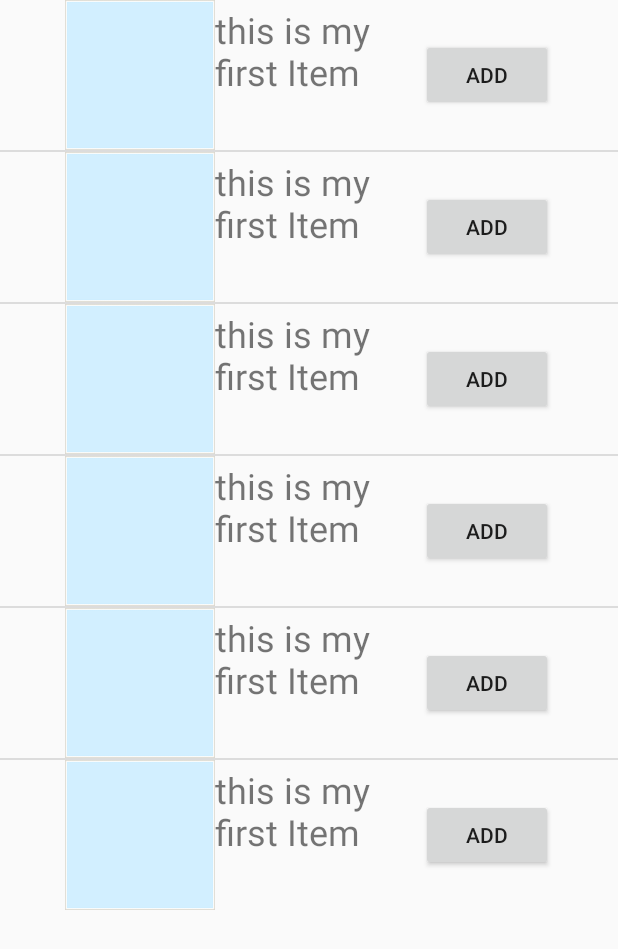
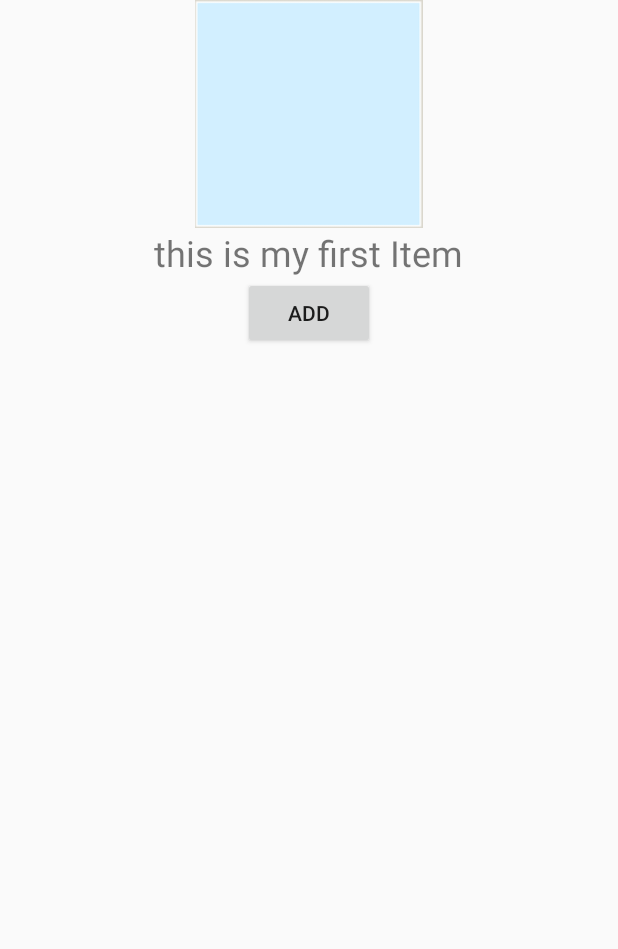
Before and after one commit to ghadiAasi/CarbonJava, an Android app: the ArrayListActivity1 screen opened directly, with no data from a screen before it, on a phone screen of 412 x 824 dp. Shown: the top 949 px of the screen. Run offline under Robolectric (Android 15) with nearby library versions, the phone set to English and light mode, and no system bars; our stand-ins replace Firebase (no records; nobody signed in at launch, a user with empty details on screens opened directly).

```diff
--- a/app/src/main/AndroidManifest.xml
+++ b/app/src/main/AndroidManifest.xml
@@ -12,8 +12,11 @@
         android:supportsRtl="true"
         android:theme="@style/Theme.CarbonJava">
         <activity
+            android:name=".SmartGames"
+            android:exported="true" />
+        <activity
             android:name=".ShotsGame"
-            android:screenOrientation="landscape"></activity>
+            android:screenOrientation="landscape" />
         <activity
             android:name=".GameOver"
             android:screenOrientation="landscape" />
--- a/app/src/main/java/com/example/carbonjava/ArrayListActivity1.java
+++ b/app/src/main/java/com/example/carbonjava/ArrayListActivity1.java
@@ -35,12 +35,6 @@ public class ArrayListActivity1 extends AppCompatActivity  {
 
         list = new ArrayList<>();
         list.add(new Item("this is my first Item",R.drawable.download, true,50));
-        list.add(new Item("this is my first Item",R.drawable.download, true,50));
-        list.add(new Item("this is my first Item",R.drawable.download, true,50));
-        list.add(new Item("this is my first Item",R.drawable.download, true,50));
-        list.add(new Item("this is my first Item",R.drawable.download, true,50));
-        list.add(new Item("this is my first Item",R.drawable.download, true,50));
-
 
         myListView= findViewById(R.id.myListViewArray);
         myAdapter= new CustomAdapter(this,R.layout.itemrole,list);
@@ -74,7 +68,6 @@ public class ArrayListActivity1 extends AppCompatActivity  {
                     myAdapter.notifyDataSetChanged();
                 }
             }
-
             @Override
             public void onCancelled(@NonNull DatabaseError error) {
 
--- a/app/src/main/java/com/example/carbonjava/MainActivity.java
+++ b/app/src/main/java/com/example/carbonjava/MainActivity.java
@@ -72,6 +72,9 @@ public class MainActivity extends AppCompatActivity implements View.OnLongClickL
         SharedPreferences settings = getSharedPreferences("settings", MODE_PRIVATE);
         SharedPreferences.Editor editor = settings.edit();
         editor.putString("email", editTextEmail.getText().toString());
+        editor.putString("password", editTextPassword.getText().toString());
+        editor.putString("password", editTextPasswordConform.getText().toString());
+
         intent.putExtra("email", editTextEmail.getText().toString());
 
         editor.commit();
@@ -89,7 +92,7 @@ public class MainActivity extends AppCompatActivity implements View.OnLongClickL
         }
     }
         public void login(String email,String password){
-            mAuth.createUserWithEmailAndPassword(email, password)
+            mAuth.signInWithEmailAndPassword(email, password)
                     .addOnCompleteListener(this, new OnCompleteListener<AuthResult>() {
                         @Override
                         public void onComplete(@NonNull Task<AuthResult> task) {
--- a/app/src/main/java/com/example/carbonjava/ProfileCamera.java
+++ b/app/src/main/java/com/example/carbonjava/ProfileCamera.java
@@ -10,12 +10,13 @@ import android.net.Uri;
 import android.os.Bundle;
 import android.provider.MediaStore;
 import android.view.View;
+import android.view.View.OnClickListener;
 import android.widget.Button;
 import android.widget.ImageView;
 
 import java.io.FileNotFoundException;
 
-public class ProfileCamera extends AppCompatActivity implements View.OnClickListener{
+public class ProfileCamera extends AppCompatActivity implements OnClickListener{
 
     private static final int CAMERA_REQUEST = 0;
     private static final int GALLERY_REQUEST = 1;
--- a/app/src/main/java/com/example/carbonjava/SignUpActivity.java
+++ b/app/src/main/java/com/example/carbonjava/SignUpActivity.java
@@ -73,7 +73,7 @@ public class SignUpActivity extends AppCompatActivity implements View.OnLongClic
                         } else {
                             // If sign in fails, display a message to the user.
                             Log.w(TAG, "createUserWithEmail:failure", task.getException());
-                            Toast.makeText(SignUpActivity.this, "Authentication failed.",
+                            Toast.makeText(SignUpActivity.this, "Email already exists.",
                                     Toast.LENGTH_SHORT).show();
                         }
                     }
--- a/app/src/main/java/com/example/carbonjava/WelcomePG.java
+++ b/app/src/main/java/com/example/carbonjava/WelcomePG.java
@@ -101,11 +101,7 @@ public class WelcomePG extends AppCompatActivity implements DialogInterface.OnCl
     }
 
     public void game(View view) {
-        //SharedPreferences settings = getSharedPreferences("settings",MODE_PRIVATE);
-        //int level  = settings.getInt("level", 0);
-
         Intent intent = new Intent(this,ShotsGame.class);
-        //intent.putExtra("level", level);
         startActivity(intent);
     }
     public void tickTack(View view) {
--- a/app/src/main/res/layout/activity_inter.xml
+++ b/app/src/main/res/layout/activity_inter.xml
@@ -13,7 +13,7 @@
         android:id="@+id/button9"
         android:layout_width="174dp"
         android:layout_height="58dp"
-        android:textColor="#C1E0E6"
+        android:textColor="@color/black"
         android:layout_marginTop="50dp"
         android:layout_marginBottom="10dp"
         android:onClick="guest"
@@ -28,7 +28,7 @@
         android:background="@drawable/button"
         android:onClick="interacccount"
         android:text="login"
-        android:textColor="#C1E0E6" />
+        android:textColor="@color/black" />
 
     <Button
         android:id="@+id/button8"
@@ -38,5 +38,5 @@
         android:background="@drawable/button"
         android:onClick="signup"
         android:text="Create an account"
-        android:textColor="#C1E0E6" />
+        android:textColor="@color/black" />
 </LinearLayout>
--- a/app/src/main/res/layout/itemrole.xml
+++ b/app/src/main/res/layout/itemrole.xml
@@ -5,22 +5,22 @@
     android:descendantFocusability="blocksDescendants"
     android:layout_height="match_parent">
 <LinearLayout
-    android:orientation="horizontal"
+    android:orientation="vertical"
     android:gravity="center"
     android:layout_width="match_parent"
     android:layout_height="match_parent">
     >
+
     <ImageView
-        android:layout_width="100dp"
-        android:layout_height="100dp"
         android:id="@+id/imageItem"
-        android:src="@drawable/coding"
-        />
+        android:layout_width="242dp"
+        android:layout_height="152dp"
+        android:src="@drawable/coding" />
 
     <TextView
         android:id="@+id/textViewDes"
-        android:layout_width="137dp"
-        android:layout_height="93dp"
+        android:layout_width="wrap_content"
+        android:layout_height="wrap_content"
         android:text="description"
         android:textSize="24dp" />
 
@@ -28,6 +28,7 @@
         android:layout_width="wrap_content"
         android:layout_height="wrap_content"
         android:text="Add"
+        android:onClick="cameraArray"
         android:id="@+id/itemButton"
         />
 </LinearLayout>
```
Also changed, not shown: app/src/main/res/layout/activity_profile.xml (+1 -56 lines), app/src/main/res/layout/activity_sign_up.xml (+10 -3 lines), app/src/main/res/layout/activity_welcome_pg.xml (+4 -5 lines).
